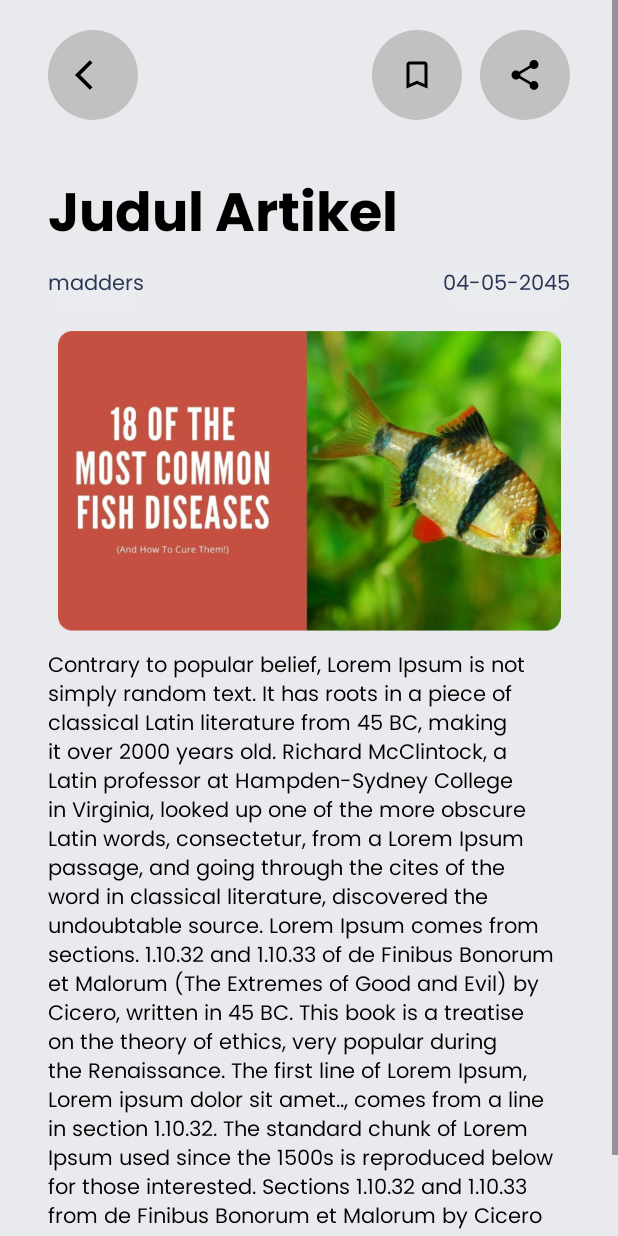
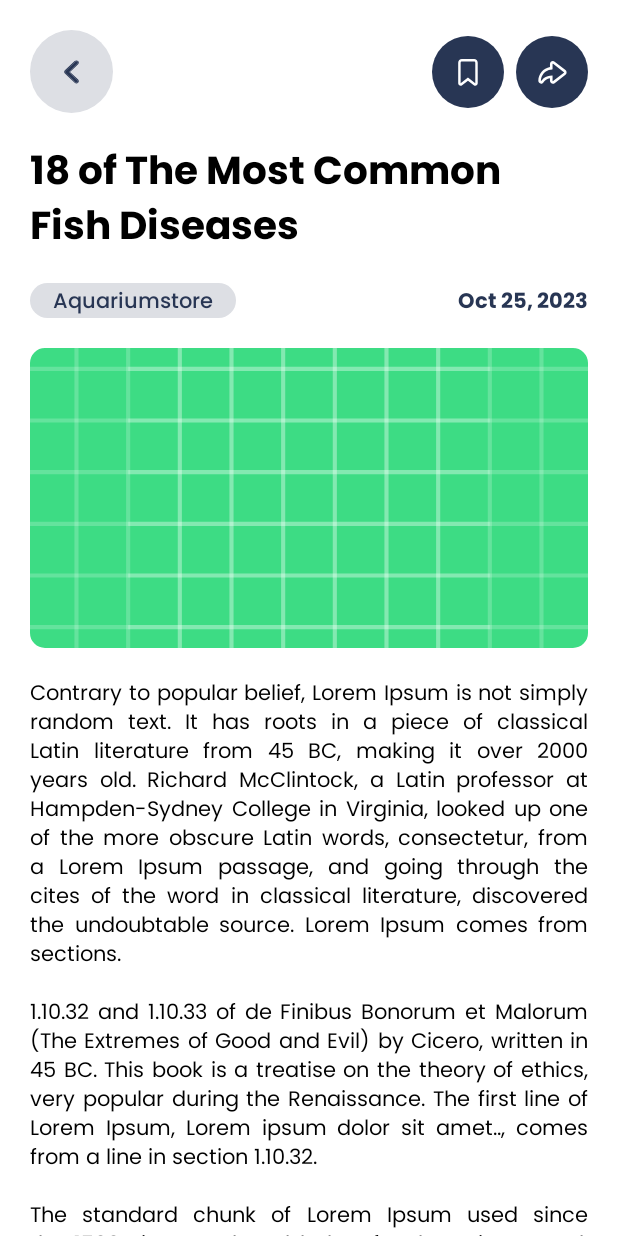
Before and after one commit to SandyAryadika/Ifishy-C242-PS164, an Android app: the layout activity_detail.xml on its own in the app's theme, with its tools: preview values and no code run, on a phone screen of 412 x 824 dp. Run offline under Robolectric (Android 15) with nearby library versions, the light colour scheme and no system bars.

Commit message:
refactor: styling detail article page

```diff
--- /dev/null
+++ b/MobileDevelopment/Ifishy/app/src/main/res/drawable/back.xml
@@ -0,0 +1,7 @@
+<vector xmlns:android="http://schemas.android.com/apk/res/android" android:height="16dp" android:viewportHeight="17" android:viewportWidth="10" android:width="10dp">
+
+    <path android:fillColor="#283654" android:fillType="evenOdd" android:pathData="M7.547,1.16L0.997,7.711C0.595,8.113 0.595,8.765 0.997,9.167L7.547,15.717C7.949,16.119 8.601,16.119 9.003,15.717C9.405,15.315 9.405,14.664 9.003,14.262L3.18,8.439L9.003,2.616C9.405,2.214 9.405,1.562 9.003,1.16C8.601,0.759 7.949,0.759 7.547,1.16Z"/>
+
+    <path android:fillColor="#283654" android:fillType="evenOdd" android:pathData="M7.158,0.771L0.608,7.322C-0.009,7.939 -0.009,8.939 0.608,9.556L7.158,16.107C7.775,16.724 8.776,16.724 9.393,16.107C10.009,15.49 10.009,14.489 9.393,13.872L3.959,8.439L9.393,3.006C10.009,2.389 10.009,1.388 9.393,0.771C8.776,0.154 7.775,0.154 7.158,0.771ZM3.18,8.439L9.003,14.262C9.405,14.664 9.405,15.315 9.003,15.717C8.601,16.119 7.949,16.119 7.547,15.717L0.997,9.167C0.595,8.765 0.595,8.113 0.997,7.711L7.547,1.16C7.949,0.759 8.601,0.759 9.003,1.16C9.405,1.562 9.405,2.214 9.003,2.616L3.18,8.439Z"/>
+
+</vector>
--- a/MobileDevelopment/Ifishy/app/src/main/res/drawable/back_shape.xml
+++ /dev/null
@@ -1,5 +0,0 @@
-<vector xmlns:android="http://schemas.android.com/apk/res/android" android:autoMirrored="true" android:height="24dp" android:tint="#000000" android:viewportHeight="24" android:viewportWidth="24" android:width="24dp">
-
-    <path android:fillColor="@android:color/white" android:pathData="M11.67,3.87L9.9,2.1 0,12l9.9,9.9 1.77,-1.77L3.54,12z"/>
-
-</vector>
--- a/MobileDevelopment/Ifishy/app/src/main/res/drawable/background_pembuat.xml
+++ /dev/null
@@ -1,5 +0,0 @@
-<?xml version="1.0" encoding="utf-8"?>
-<shape xmlns:android="http://schemas.android.com/apk/res/android">
-    <corners android:radius="50dp"/>
-    <solid android:color="@color/edit_text_background"/>
-</shape>
--- a/MobileDevelopment/Ifishy/app/src/main/res/drawable/bookmark_border.xml
+++ /dev/null
@@ -1,5 +0,0 @@
-<vector xmlns:android="http://schemas.android.com/apk/res/android" android:height="24dp" android:tint="#000000" android:viewportHeight="24" android:viewportWidth="24" android:width="24dp">
-
-    <path android:fillColor="@android:color/white" android:pathData="M17,3L7,3c-1.1,0 -1.99,0.9 -1.99,2L5,21l7,-3 7,3L19,5c0,-1.1 -0.9,-2 -2,-2zM17,18l-5,-2.18L7,18L7,5h10v13z"/>
-
-</vector>
--- /dev/null
+++ b/MobileDevelopment/Ifishy/app/src/main/res/drawable/bookmark_false.xml
@@ -0,0 +1,10 @@
+<vector xmlns:android="http://schemas.android.com/apk/res/android"
+    android:width="13dp"
+    android:height="19dp"
+    android:viewportWidth="13"
+    android:viewportHeight="19">
+  <path
+      android:pathData="M0.124,3.079C0.124,1.758 1.19,0.686 2.505,0.686H10.441C11.756,0.686 12.822,1.758 12.822,3.079V16.593C12.822,17.924 11.296,18.67 10.254,17.847L6.473,14.862L2.692,17.847C1.651,18.67 0.124,17.924 0.124,16.593V3.079ZM2.505,2.282C2.067,2.282 1.711,2.639 1.711,3.079V16.593L6.473,12.833L11.235,16.593V3.079C11.235,2.639 10.88,2.282 10.441,2.282H2.505Z"
+      android:fillColor="#ffffff"
+      android:fillType="evenOdd"/>
+</vector>
--- a/MobileDevelopment/Ifishy/app/src/main/res/drawable/button_rounder.xml
+++ /dev/null
@@ -1,5 +0,0 @@
-<?xml version="1.0" encoding="utf-8"?>
-<shape xmlns:android="http://schemas.android.com/apk/res/android">
-    <corners android:radius="500dp"/>
-    <solid android:color="@color/background_shape"/>
-</shape>
--- /dev/null
+++ b/MobileDevelopment/Ifishy/app/src/main/res/drawable/image_button.xml
@@ -0,0 +1,16 @@
+<?xml version="1.0" encoding="utf-8"?>
+<ripple xmlns:android="http://schemas.android.com/apk/res/android"
+android:color="@color/ripple_1">
+<item android:id="@android:id/mask">
+    <shape android:shape="rectangle">
+        <solid android:color="@color/primary_light"/>
+        <corners android:radius="500dp"/>
+    </shape>
+</item>
+<item
+    android:id="@android:id/background">
+    <shape>
+        <corners android:radius="500dp"/>
+    </shape>
+</item>
+</ripple>
--- /dev/null
+++ b/MobileDevelopment/Ifishy/app/src/main/res/drawable/share.xml
@@ -0,0 +1,10 @@
+<vector xmlns:android="http://schemas.android.com/apk/res/android"
+    android:width="19dp"
+    android:height="15dp"
+    android:viewportWidth="19"
+    android:viewportHeight="15">
+  <path
+      android:pathData="M0.208,12.96C0.208,8.43 3.518,4.7 7.843,3.915V1.934C7.843,0.346 9.67,-0.548 10.924,0.428L18.001,5.932C18.984,6.696 18.984,8.181 18.001,8.946L10.924,14.45C9.67,15.425 7.843,14.532 7.843,12.944V11.272C5.927,11.64 4.418,12.627 3.54,13.957C3.035,14.723 2.164,14.882 1.531,14.704C0.891,14.523 0.208,13.912 0.208,12.96ZM9.882,1.767C9.743,1.658 9.54,1.758 9.54,1.934V5.247C9.54,5.365 9.444,5.459 9.327,5.462C6.224,5.546 3.583,7.449 2.469,10.124C2.302,10.527 2.169,10.947 2.074,11.381C1.969,11.865 1.911,12.365 1.905,12.878C1.905,12.906 1.905,12.933 1.905,12.96C1.905,13.075 2.061,13.118 2.124,13.023C2.138,13.002 2.152,12.981 2.166,12.96C2.443,12.55 2.762,12.17 3.118,11.823C3.36,11.588 3.618,11.368 3.892,11.164C5.348,10.082 7.238,9.46 9.327,9.42C9.445,9.418 9.54,9.513 9.54,9.63V12.944C9.54,13.12 9.743,13.219 9.882,13.111L16.96,7.606C17.069,7.521 17.069,7.356 16.96,7.272L9.882,1.767Z"
+      android:fillColor="#ffffff"
+      android:fillType="evenOdd"/>
+</vector>
--- a/MobileDevelopment/Ifishy/app/src/main/res/drawable/share_vector.xml
+++ /dev/null
@@ -1,5 +0,0 @@
-<vector xmlns:android="http://schemas.android.com/apk/res/android" android:height="24dp" android:tint="#000000" android:viewportHeight="24" android:viewportWidth="24" android:width="24dp">
-
-    <path android:fillColor="@android:color/white" android:pathData="M18,16.08c-0.76,0 -1.44,0.3 -1.96,0.77L8.91,12.7c0.05,-0.23 0.09,-0.46 0.09,-0.7s-0.04,-0.47 -0.09,-0.7l7.05,-4.11c0.54,0.5 1.25,0.81 2.04,0.81 1.66,0 3,-1.34 3,-3s-1.34,-3 -3,-3 -3,1.34 -3,3c0,0.24 0.04,0.47 0.09,0.7L8.04,9.81C7.5,9.31 6.79,9 6,9c-1.66,0 -3,1.34 -3,3s1.34,3 3,3c0.79,0 1.5,-0.31 2.04,-0.81l7.12,4.16c-0.05,0.21 -0.08,0.43 -0.08,0.65 0,1.61 1.31,2.92 2.92,2.92 1.61,0 2.92,-1.31 2.92,-2.92s-1.31,-2.92 -2.92,-2.92z"/>
-
-</vector>
--- /dev/null
+++ b/MobileDevelopment/Ifishy/app/src/main/res/font/poppins_medium.xml
@@ -0,0 +1,7 @@
+<?xml version="1.0" encoding="utf-8"?>
+<font-family xmlns:app="http://schemas.android.com/apk/res-auto"
+        app:fontProviderAuthority="com.google.android.gms.fonts"
+        app:fontProviderPackage="com.google.android.gms"
+        app:fontProviderQuery="name=Poppins&amp;weight=500"
+        app:fontProviderCerts="@array/com_google_android_gms_fonts_certs">
+</font-family>
--- a/MobileDevelopment/Ifishy/app/src/main/res/layout/activity_detail.xml
+++ b/MobileDevelopment/Ifishy/app/src/main/res/layout/activity_detail.xml
@@ -3,6 +3,8 @@
     xmlns:app="http://schemas.android.com/apk/res-auto"
     xmlns:tools="http://schemas.android.com/tools"
     android:id="@+id/main"
+    android:scrollbars="none"
+    android:overScrollMode="never"
     android:layout_width="match_parent"
     android:layout_height="match_parent"
     tools:context=".ui.DetailPage.Detail"
@@ -14,100 +16,113 @@
         android:layout_margin="@dimen/global_page_padding_margin">
 
         <ImageButton
-            android:id="@+id/BackButtonDetail"
-            android:layout_width="@dimen/button_width"
-            android:layout_height="@dimen/button_height"
-            android:background="@drawable/button_rounder"
-            android:outlineProvider="none"
-            android:src="@drawable/back_shape"
-            android:layout_margin="@dimen/each_button"
+            android:backgroundTint="@color/secondary_light"
+            android:contentDescription="@string/back"
+            android:id="@+id/back"
+            android:layout_width="@dimen/back_button"
+            android:layout_height="@dimen/back_button"
+            android:background="@drawable/image_button"
+            android:src="@drawable/back"
+            android:padding="20dp"
             app:layout_constraintStart_toStartOf="parent"
-            tools:ignore="MissingConstraints" />
+            app:layout_constraintTop_toTopOf="parent" />
 
         <ImageButton
-            android:id="@+id/bookmarkButton"
-            android:layout_width="@dimen/button_width"
-            android:layout_height="@dimen/button_height"
-            android:background="@drawable/button_rounder"
+            android:contentDescription="@string/bookmark"
+            android:layout_marginEnd="8dp"
+            android:id="@+id/bookmark_button"
+            android:layout_width="@dimen/image_button"
+            android:layout_height="@dimen/image_button"
+            android:background="@drawable/image_button"
             android:outlineProvider="none"
-            android:layout_margin="@dimen/each_button"
-            android:src="@drawable/bookmark_border"
-            app:layout_constraintEnd_toStartOf="@+id/shareButton"
-            tools:ignore="MissingConstraints" />
+            android:backgroundTint="@color/primary_light"
+            android:src="@drawable/bookmark_false"
+            app:layout_constraintBottom_toBottomOf="@+id/back"
+            app:layout_constraintEnd_toStartOf="@+id/share_button"
+            app:layout_constraintTop_toTopOf="@id/back" />
 
         <ImageButton
-            android:id="@+id/shareButton"
-            android:layout_width="@dimen/button_width"
-            android:layout_height="@dimen/button_height"
-            android:background="@drawable/button_rounder"
+            android:contentDescription="@string/share"
+            android:id="@+id/share_button"
+            android:layout_width="@dimen/image_button"
+            android:layout_height="@dimen/image_button"
+            android:backgroundTint="@color/primary_light"
+            android:background="@drawable/image_button"
             android:outlineProvider="none"
-            android:layout_margin="@dimen/each_button"
-            android:src="@drawable/share_vector"
+            android:src="@drawable/share"
+            app:layout_constraintBottom_toBottomOf="@+id/back"
             app:layout_constraintEnd_toEndOf="parent"
-            tools:ignore="MissingConstraints" />
+            app:layout_constraintTop_toTopOf="@+id/back"
+            />
 
         <TextView
-            android:id="@+id/judulArtikel"
+            android:id="@+id/title"
             android:layout_width="0dp"
             android:layout_height="wrap_content"
-            android:layout_marginTop="@dimen/title_onboarding"
+            android:layout_marginTop="20dp"
             android:fontFamily="@font/poppins_bold"
             android:includeFontPadding="false"
-            android:text="@string/judul_artikel"
-            android:textSize="@dimen/title_onboarding"
-            android:layout_marginStart="@dimen/jarak_start"
+            android:textSize="@dimen/large_text"
+            app:layout_constraintEnd_toEndOf="parent"
             app:layout_constraintStart_toStartOf="parent"
-            app:layout_constraintEnd_toEndOf="parent"
-            app:layout_constraintTop_toBottomOf="@id/BackButtonDetail"/>
+            app:layout_constraintTop_toBottomOf="@id/back"
+            tools:text="@string/tools_title" />
 
         <TextView
-            android:id="@+id/uploader"
-            android:layout_width="0dp"
-            android:layout_height="@dimen/name_upload_button"
-            android:background="@drawable/background_pembuat"
-            android:textSize="@dimen/teks_pembuat_tanggal"
-            android:fontFamily="@font/poppins"
+            android:layout_marginTop="20dp"
+            android:id="@+id/author"
+            android:layout_width="wrap_content"
+            android:layout_height="wrap_content"
+            android:background="@drawable/circle"
+            android:backgroundTint="@color/secondary_light"
+            android:fontFamily="@font/poppins_medium"
             android:includeFontPadding="false"
-            android:layout_margin="@dimen/jarak_start"
+            android:paddingHorizontal="@dimen/author_padding_horizontal"
+            android:paddingVertical="@dimen/author_padding_vertical"
             android:textAlignment="center"
             android:textColor="@color/primary_light"
-            android:text="@string/nama_user"
-            app:layout_constraintTop_toBottomOf="@id/judulArtikel"
-            app:layout_constraintStart_toStartOf="parent"/>
+            android:textSize="@dimen/small_text"
+            app:layout_constraintStart_toStartOf="parent"
+            app:layout_constraintTop_toBottomOf="@id/title"
+            tools:text="@string/tools_author" />
 
         <TextView
             android:id="@+id/date_upload"
             android:layout_width="0dp"
-            android:layout_height="@dimen/name_upload_button"
-            android:background="@drawable/background_pembuat"
-            android:textSize="@dimen/teks_pembuat_tanggal"
-            android:fontFamily="@font/poppins"
+            android:layout_height="wrap_content"
+            android:fontFamily="@font/poppins_bold"
             android:includeFontPadding="false"
-            android:layout_margin="@dimen/jarak_start"
+            tools:text="@string/tools_date"
             android:textAlignment="center"
             android:textColor="@color/primary_light"
-            android:text="@string/tanggal"
+            app:layout_constraintBottom_toBottomOf="@+id/author"
             app:layout_constraintEnd_toEndOf="parent"
-            app:layout_constraintTop_toBottomOf="@id/judulArtikel"/>
+            app:layout_constraintTop_toTopOf="@id/author"
+            />
 
-        <ImageView
-            android:id="@+id/gambarArtikel"
-            android:layout_width="wrap_content"
+        <com.google.android.material.imageview.ShapeableImageView
+            android:scaleType="centerCrop"
+            android:id="@+id/image"
+            app:shapeAppearanceOverlay="@style/Indicator.CornerRadius.Image"
+            android:layout_width="0dp"
             android:layout_height="200dp"
-            android:layout_margin="@dimen/jarak_start"
-            app:layout_constraintTop_toBottomOf="@id/uploader"
+            android:layout_marginTop="20dp"
+            app:layout_constraintTop_toBottomOf="@id/author"
             app:layout_constraintStart_toStartOf="parent"
             app:layout_constraintEnd_toEndOf="parent"
-            android:src="@drawable/img"/>
+            android:src="@drawable/ic_launcher_background"/>
 
         <TextView
+            android:layout_marginTop="20dp"
+            android:includeFontPadding="false"
+            android:justificationMode="inter_word"
             android:id="@+id/description_article"
             android:layout_width="0dp"
+            android:textSize="@dimen/small_text"
             android:layout_height="wrap_content"
-            android:layout_margin="@dimen/jarak_start"
-            android:text="@string/dekripsi_artikel"
+            tools:text="@string/tools_desc"
             android:fontFamily="@font/poppins"
-            app:layout_constraintTop_toBottomOf="@id/gambarArtikel"
+            app:layout_constraintTop_toBottomOf="@id/image"
             app:layout_constraintStart_toStartOf="parent"
             app:layout_constraintEnd_toEndOf="parent"/>
 
--- a/MobileDevelopment/Ifishy/app/src/main/res/values/colors.xml
+++ b/MobileDevelopment/Ifishy/app/src/main/res/values/colors.xml
@@ -1,12 +1,11 @@
 <?xml version="1.0" encoding="utf-8"?>
 <resources>
     <color name="black">#FF000000</color>
-    <color name="white">#E8EAED</color>
+    <color name="white">#FFFFFF</color>
     <color name="primary_light">#283654</color>
     <color name="secondary_light">#DDDFE4</color>
     <color name="dark_background">#212121</color>
     <color name="edit_text_background">#E9EBEE</color>
     <color name="hint_edit_text">#757677</color>
     <color name="ripple_1">#525C72</color>
-    <color name="background_shape">#E8BDBDBD</color>
 </resources>
--- a/MobileDevelopment/Ifishy/app/src/main/res/values/dimens.xml
+++ b/MobileDevelopment/Ifishy/app/src/main/res/values/dimens.xml
@@ -2,13 +2,13 @@
 <resources>
     <dimen name="page_padding_margin">28dp</dimen>
     <dimen name="global_page_padding_margin">20dp</dimen>
-    <dimen name="title_onboarding">36sp</dimen>
-    <dimen name="desc_onboarding">16sp</dimen>
+    <dimen name="extra_large_text">36sp</dimen>
+    <dimen name="large_text">26sp</dimen>
+    <dimen name="medium_text">16sp</dimen>
+    <dimen name="small_text">14sp</dimen>
     <dimen name="indicator_height">14dp</dimen>
-    <dimen name="button_height">60dp</dimen>
-    <dimen name="button_width">60dp</dimen>
-    <dimen name="each_button">12dp</dimen>
-    <dimen name="name_upload_button">30dp</dimen>
-    <dimen name="jarak_start">12dp</dimen>
-    <dimen name="teks_pembuat_tanggal">14sp</dimen>
+    <dimen name="author_padding_horizontal">15dp</dimen>
+    <dimen name="author_padding_vertical">2dp</dimen>
+    <dimen name="back_button">55dp</dimen>
+    <dimen name="image_button">48dp</dimen>
 </resources>
--- a/MobileDevelopment/Ifishy/app/src/main/res/values/preloaded_fonts.xml
+++ b/MobileDevelopment/Ifishy/app/src/main/res/values/preloaded_fonts.xml
@@ -2,5 +2,6 @@
 <resources>
     <array name="preloaded_fonts" translatable="false">
         <item>@font/poppins</item>
+        <item>@font/poppins_medium</item>
     </array>
 </resources>
--- a/MobileDevelopment/Ifishy/app/src/main/res/values/strings.xml
+++ b/MobileDevelopment/Ifishy/app/src/main/res/values/strings.xml
@@ -20,12 +20,12 @@
     <string name="confirm_password">Confirm Password</string>
     <string name="sign_up">Sign Up</string>
     <string name="don_t_have_an_account_register">Don’t have an account? <b>Register</b></string>
-    <string name="judul_artikel">Judul Artikel</string>
-    <string name="nama_user">madders</string>
-    <string name="tanggal">04-05-2045</string>
-    <string name="dekripsi_artikel">Contrary to popular belief, Lorem Ipsum is not simply random text. It has roots in a piece of classical Latin literature from 45 BC, making it over 2000 years old. Richard McClintock, a Latin professor at Hampden-Sydney College in Virginia, looked up one of the more obscure Latin words, consectetur, from a Lorem Ipsum passage, and going through the cites of the word in classical literature, discovered the undoubtable source. Lorem Ipsum comes from sections.
+    <string name="tools_title">18 of The Most Common Fish Diseases</string>
+    <string name="tools_author">Aquariumstore</string>
+    <string name="tools_date">Oct 25, 2023</string>
+    <string name="tools_desc">Contrary to popular belief, Lorem Ipsum is not simply random text. It has roots in a piece of classical Latin literature from 45 BC, making it over 2000 years old. Richard McClintock, a Latin professor at Hampden-Sydney College in Virginia, looked up one of the more obscure Latin words, consectetur, from a Lorem Ipsum passage, and going through the cites of the word in classical literature, discovered the undoubtable source. Lorem Ipsum comes from sections.\n\n1.10.32 and 1.10.33 of "de Finibus Bonorum et Malorum" (The Extremes of Good and Evil) by Cicero, written in 45 BC. This book is a treatise on the theory of ethics, very popular during the Renaissance. The first line of Lorem Ipsum, "Lorem ipsum dolor sit amet..", comes from a line in section 1.10.32.\n\nThe standard chunk of Lorem Ipsum used since the 1500s is reproduced below for those interested. Sections 1.10.32 and 1.10.33 from "de Finibus Bonorum et Malorum" by Cicero are also reproduced in their exact original form, accompanied by English versions from the 1914 translation by H. Rackham.</string>
+    <string name="bookmark">bookmark</string>
+    <string name="share">share</string>
+    <string name="back">back</string>
 
-1.10.32 and 1.10.33 of "de Finibus Bonorum et Malorum" (The Extremes of Good and Evil) by Cicero, written in 45 BC. This book is a treatise on the theory of ethics, very popular during the Renaissance. The first line of Lorem Ipsum, "Lorem ipsum dolor sit amet..", comes from a line in section 1.10.32.
-
-The standard chunk of Lorem Ipsum used since the 1500s is reproduced below for those interested. Sections 1.10.32 and 1.10.33 from "de Finibus Bonorum et Malorum" by Cicero are also reproduced in their exact original form, accompanied by English versions from the 1914 translation by H. Rackham.</string>
 </resources>
--- a/MobileDevelopment/Ifishy/app/src/main/res/values/styles.xml
+++ b/MobileDevelopment/Ifishy/app/src/main/res/values/styles.xml
@@ -3,4 +3,7 @@
     <style name="Indicator.CornerRadius" parent="Theme.Ifishy">
         <item name="cornerSize">50%</item>
     </style>
+    <style name="Indicator.CornerRadius.Image" parent="Theme.Ifishy">
+        <item name="cornerSize">5%</item>
+    </style>
 </resources>
```
Also changed, not shown: MobileDevelopment/Ifishy/app/src/main/res/drawable/circle.xml (renamed from MobileDevelopment/Ifishy/app/src/main/res/drawable/onboarding_indicator.xml), MobileDevelopment/Ifishy/app/src/main/res/drawable/img.png (deleted).
